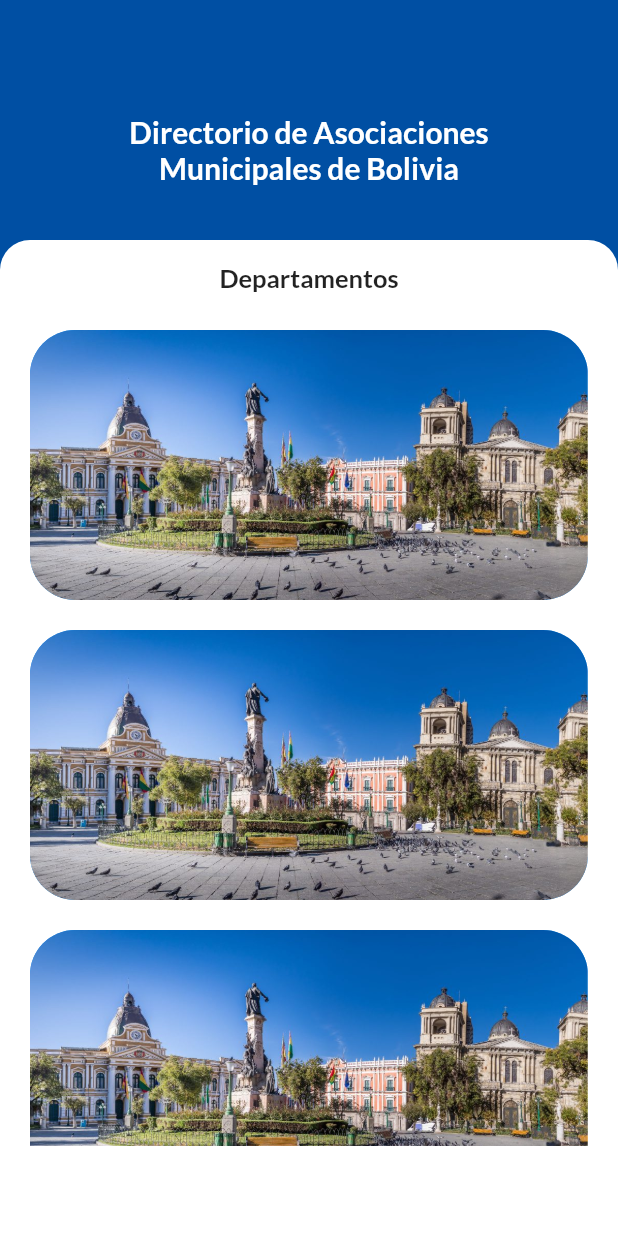
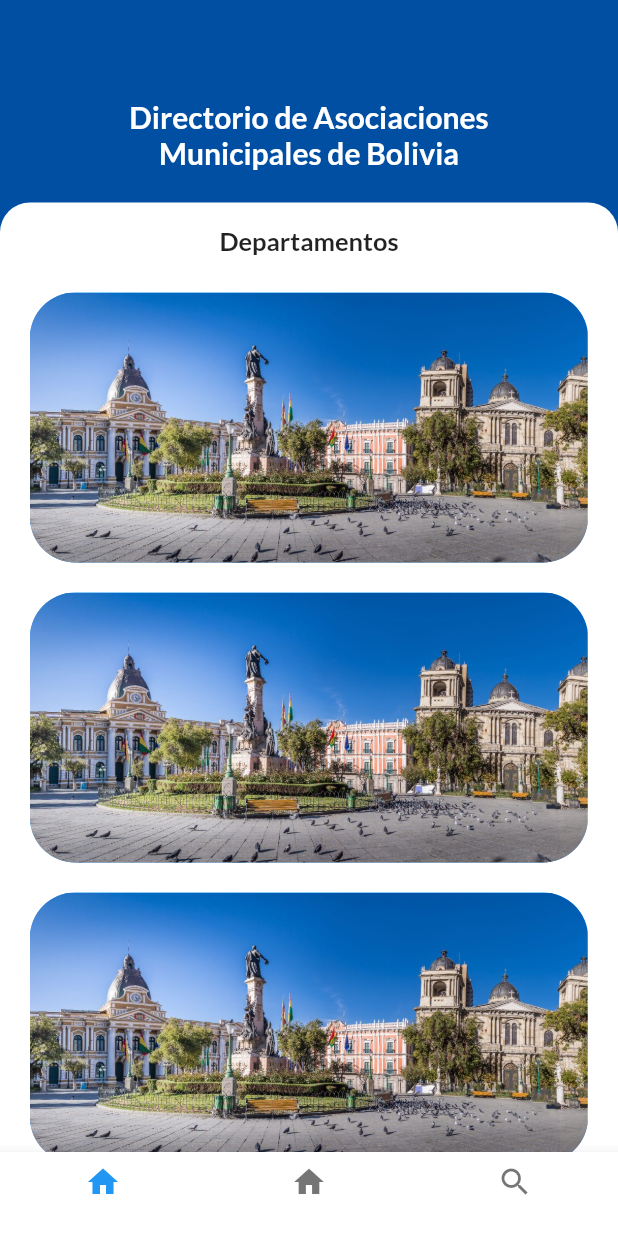
Before and after one commit to DarkAstaroth/FAM-Bolivia, a Flutter app: the screen it shows after launch, on a phone screen of 412 x 824 dp. Run offline on Flutter 3.47's test engine with Material 2 defaults, Android fonts, the phone set to English and light mode, and no system bars.

Commit message:
se agrego el bottom navigation bar y el state ful widget principal

```diff
--- /dev/null
+++ b/lib/Pages/famApp.dart
@@ -0,0 +1,56 @@
+import 'package:fam_bolivia/Pages/home.dart';
+import 'package:flutter/material.dart';
+
+class FamApp extends StatefulWidget{
+  State<StatefulWidget> createState(){
+    return _FamApp();
+  }
+}
+
+class _FamApp extends State<FamApp>{
+
+  int indextap=0;
+
+  final List<Widget> widgetsChildren=[
+    HomeScreen(),
+    HomeScreen(),
+    HomeScreen()
+  ];
+  void onTapTapped(int index){
+    setState(() {
+      indextap=index;
+    });
+  }
+  @override
+  Widget build(BuildContext context) {
+    return Scaffold(
+      body: widgetsChildren[indextap] ,
+      bottomNavigationBar: Theme(
+        data: Theme.of(context).copyWith(
+          canvasColor: Colors.white,
+          primaryColor: Colors.indigo
+        ),
+        child: BottomNavigationBar(
+          onTap: onTapTapped,
+          currentIndex: indextap,
+          items: [
+            BottomNavigationBarItem(
+              icon: Icon(Icons.home),
+              title: Text("")
+            ),
+            BottomNavigationBarItem(
+              icon: Icon(Icons.home),
+              title: Text("")
+            ),
+            BottomNavigationBarItem(
+              icon: Icon(Icons.search),
+              title: Text("")
+            ),
+          ],
+        ),
+      ),
+    );
+  }
+
+
+}
--- a/lib/Pages/header-home.dart
+++ b/lib/Pages/header-home.dart
@@ -15,7 +15,7 @@ class HeaderHome extends StatelessWidget{
         children: <Widget>[
           Expanded(
             child: Container(
-              height: 200,
+              height: 180,
               child: Center(
                 child: Text("Directorio de Asociaciones\nMunicipales de Bolivia",
                 style: TextStyle(
--- a/lib/Pages/homeList.dart
+++ b/lib/Pages/homeList.dart
@@ -8,7 +8,7 @@ class HomeList extends StatelessWidget{
     return Container(
             width: double.infinity,
             height: double.infinity,
-            margin: EdgeInsets.only(top:160),
+            margin: EdgeInsets.only(top:135),
             decoration: BoxDecoration(
               color: Colors.white,
               borderRadius: BorderRadius.only(
@@ -36,7 +36,7 @@ class HomeList extends StatelessWidget{
                   child: Container(
                     width: double.infinity,
                     child: Padding(
-                      padding: EdgeInsets.only(bottom: 60),
+                      padding: EdgeInsets.only(bottom: 0),
                       child: ListView(
                         children: <Widget>[
                           OptionHome("assets/images/lapaz.jpg"),
--- a/lib/main.dart
+++ b/lib/main.dart
@@ -1,3 +1,4 @@
+import 'package:fam_bolivia/Pages/famApp.dart';
 import 'package:fam_bolivia/Pages/home.dart';
 import 'package:flutter/material.dart';
 
@@ -8,7 +9,7 @@ class MyApp extends StatelessWidget {
   @override
   Widget build(BuildContext context) {
     return MaterialApp(
-     home:HomeScreen()
+     home:FamApp()
      );
   }
 }
```
